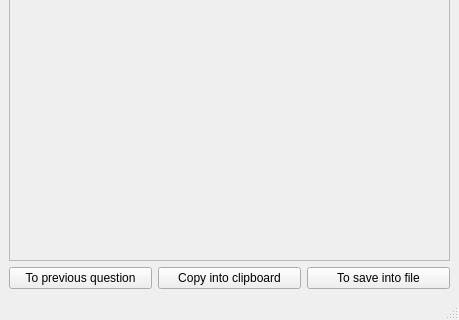
Above: PyQt5_exercises/telephoneScriptingGUI/shell.ui from Gainutdinov/Python_LearningPath before the change; both pictures show x 0 to 459 and y 203 to 523 of the 459 by 523 pixel window. Below: the same form after it.
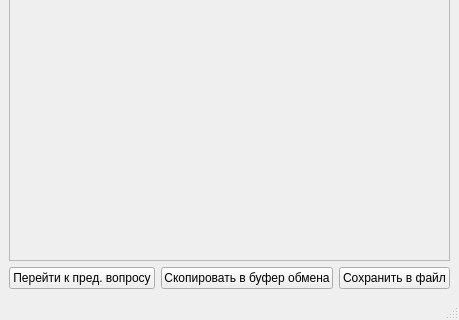
That is the form after the change.

Commit message: UI elements were translated

```diff
--- a/PyQt5_exercises/telephoneScriptingGUI/shell.ui
+++ b/PyQt5_exercises/telephoneScriptingGUI/shell.ui
@@ -65,14 +65,14 @@
          <bool>true</bool>
         </property>
         <property name="text">
-         <string>To save into file</string>
+         <string>Сохранить в файл</string>
         </property>
        </widget>
       </item>
       <item row="0" column="1">
        <widget class="QPushButton" name="clipboard_btn">
         <property name="text">
-         <string>Copy into clipboard</string>
+         <string>Скопировать в буфер обмена</string>
         </property>
        </widget>
       </item>
@@ -85,7 +85,7 @@
          </size>
         </property>
         <property name="text">
-         <string>To previous question</string>
+         <string>Перейти к пред. вопросу</string>
         </property>
        </widget>
       </item>
```
The commit also changes 1 other file.
